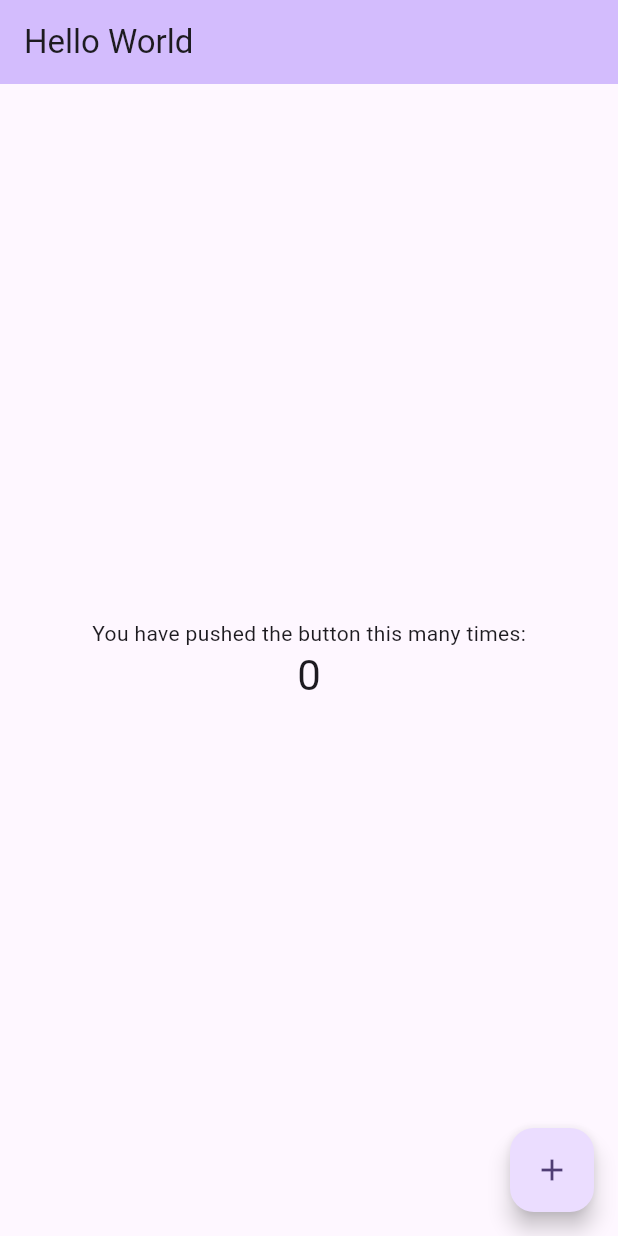
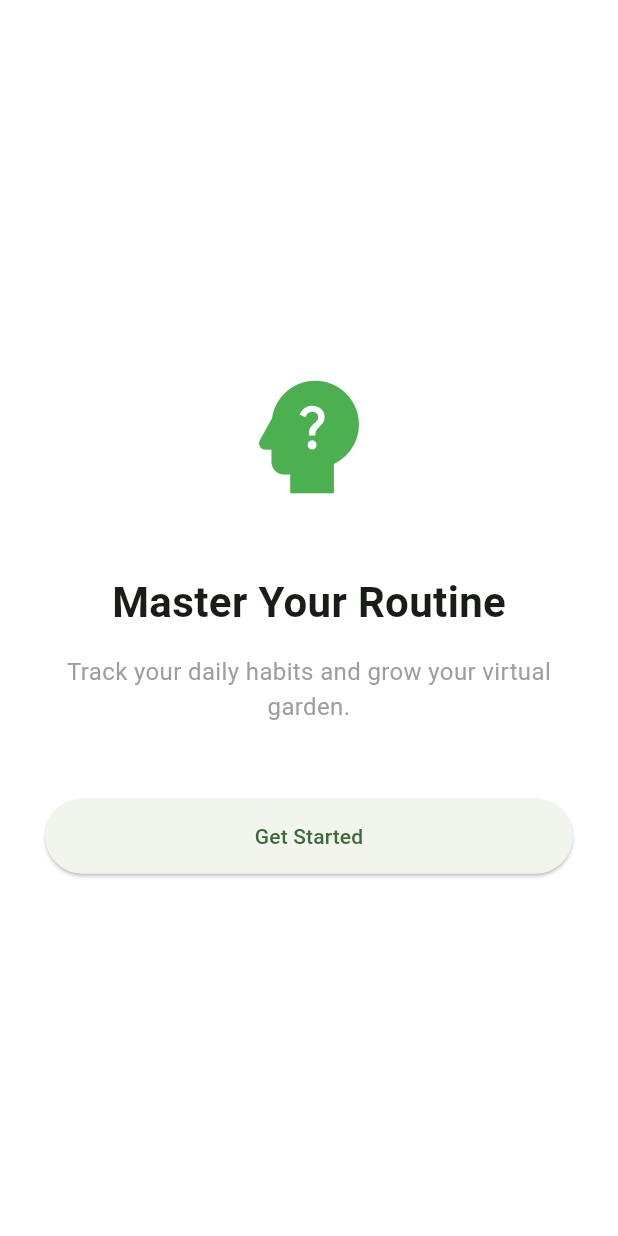
Before and after one commit to kimkev/dailydew, a Flutter app: the screen it shows after launch, on a phone screen of 412 x 824 dp. Run offline on Flutter 3.47's test engine with Material 3 defaults, Android fonts, the phone set to English and light mode, and no system bars.

Commit message:
add screens

```diff
--- a/lib/main.dart
+++ b/lib/main.dart
@@ -1,4 +1,8 @@
 import 'package:flutter/material.dart';
+// Import the screens
+import 'screens/onboarding.dart';
+import 'screens/home.dart';
+import 'screens/settings.dart';
 
 void main() {
   runApp(const MyApp());
@@ -7,116 +11,48 @@ void main() {
 class MyApp extends StatelessWidget {
   const MyApp({super.key});
 
-  // This widget is the root of your application.
   @override
   Widget build(BuildContext context) {
     return MaterialApp(
-      title: 'Playstore app',
+      debugShowCheckedModeBanner: false,
+      title: 'Plant Tracker',
+
+      // --- GLOBAL THEME SETTINGS ---
       theme: ThemeData(
-        // This is the theme of your application.
-        //
-        // TRY THIS: Try running your application with "flutter run". You'll see
-        // the application has a purple toolbar. Then, without quitting the app,
-        // try changing the seedColor in the colorScheme below to Colors.green
-        // and then invoke "hot reload" (save your changes or press the "hot
-        // reload" button in a Flutter-supported IDE, or press "r" if you used
-        // the command line to start the app).
-        //
-        // Notice that the counter didn't reset back to zero; the application
-        // state is not lost during the reload. To reset the state, use hot
-        // restart instead.
-        //
-        // This works for code too, not just values: Most code changes can be
-        // tested with just a hot reload.
-        colorScheme: .fromSeed(seedColor: Colors.deepPurple),
+        useMaterial3: true,
+        // 1. ColorScheme ends here with a closing parenthesis
+        colorScheme: ColorScheme.fromSeed(
+          seedColor: Colors.green,
+          surface: const Color(0xFFF8F9FA),
+        ),
+
+        cardTheme: CardThemeData(
+          color: Colors.white,
+          elevation: 0,
+          shape: RoundedRectangleBorder(
+            borderRadius: BorderRadius.circular(15),
+            side: BorderSide(color: Colors.grey.shade200),
+          ),
+        ),
+
+        appBarTheme: const AppBarTheme(
+          backgroundColor: Color(0xFFF8F9FA),
+          elevation: 0,
+          centerTitle: false,
+          titleTextStyle: TextStyle(
+            color: Colors.black,
+            fontSize: 22,
+            fontWeight: FontWeight.bold,
+          ),
+        ),
       ),
-      home: const MyHomePage(title: 'Hello World'),
+
+      initialRoute: '/',
+      routes: {
+        '/': (context) => const OnboardingScreen(),
+        '/home': (context) => const HomeScreen(),
+        '/settings': (context) => const SettingsScreen(), // Add this line
+      },
     );
   }
 }
-
-class MyHomePage extends StatefulWidget {
-  const MyHomePage({super.key, required this.title});
-
-  // This widget is the home page of your application. It is stateful, meaning
-  // that it has a State object (defined below) that contains fields that affect
-  // how it looks.
-
-  // This class is the configuration for the state. It holds the values (in this
-  // case the title) provided by the parent (in this case the App widget) and
-  // used by the build method of the State. Fields in a Widget subclass are
-  // always marked "final".
-
-  final String title;
-
-  @override
-  State<MyHomePage> createState() => _MyHomePageState();
-}
-
-class _MyHomePageState extends State<MyHomePage> {
-  int _counter = 0;
-
-  void _incrementCounter() {
-    setState(() {
-      // This call to setState tells the Flutter framework that something has
-      // changed in this State, which causes it to rerun the build method below
-      // so that the display can reflect the updated values. If we changed
-      // _counter without calling setState(), then the build method would not be
-      // called again, and so nothing would appear to happen.
-      _counter++;
-    });
-  }
-
-  @override
-  Widget build(BuildContext context) {
-    // This method is rerun every time setState is called, for instance as done
-    // by the _incrementCounter method above.
-    //
-    // The Flutter framework has been optimized to make rerunning build methods
-    // fast, so that you can just rebuild anything that needs updating rather
-    // than having to individually change instances of widgets.
-    return Scaffold(
-      appBar: AppBar(
-        // TRY THIS: Try changing the color here to a specific color (to
-        // Colors.amber, perhaps?) and trigger a hot reload to see the AppBar
-        // change color while the other colors stay the same.
-        backgroundColor: Theme.of(context).colorScheme.inversePrimary,
-        // Here we take the value from the MyHomePage object that was created by
-        // the App.build method, and use it to set our appbar title.
-        title: Text(widget.title),
-      ),
-      body: Center(
-        // Center is a layout widget. It takes a single child and positions it
-        // in the middle of the parent.
-        child: Column(
-          // Column is also a layout widget. It takes a list of children and
-          // arranges them vertically. By default, it sizes itself to fit its
-          // children horizontally, and tries to be as tall as its parent.
-          //
-          // Column has various properties to control how it sizes itself and
-          // how it positions its children. Here we use mainAxisAlignment to
-          // center the children vertically; the main axis here is the vertical
-          // axis because Columns are vertical (the cross axis would be
-          // horizontal).
-          //
-          // TRY THIS: Invoke "debug painting" (choose the "Toggle Debug Paint"
-          // action in the IDE, or press "p" in the console), to see the
-          // wireframe for each widget.
-          mainAxisAlignment: .center,
-          children: [
-            const Text('You have pushed the button this many times:'),
-            Text(
-              '$_counter',
-              style: Theme.of(context).textTheme.headlineMedium,
-            ),
-          ],
-        ),
-      ),
-      floatingActionButton: FloatingActionButton(
-        onPressed: _incrementCounter,
-        tooltip: 'Increment',
-        child: const Icon(Icons.add),
-      ),
-    );
-  }
-}
--- /dev/null
+++ b/lib/screens/onboarding.dart
@@ -0,0 +1,44 @@
+import 'package:flutter/material.dart';
+
+class OnboardingScreen extends StatelessWidget {
+  const OnboardingScreen({super.key});
+
+  @override
+  Widget build(BuildContext context) {
+    return Scaffold(
+      backgroundColor: Colors.white,
+      body: Center(
+        child: Padding(
+          padding: const EdgeInsets.all(30.0),
+          child: Column(
+            mainAxisAlignment: MainAxisAlignment.center,
+            children: [
+              const Icon(Icons.psychology_alt, size: 100, color: Colors.green),
+              const SizedBox(height: 40),
+              const Text(
+                'Master Your Routine',
+                style: TextStyle(fontSize: 28, fontWeight: FontWeight.bold),
+              ),
+              const SizedBox(height: 15),
+              const Text(
+                'Track your daily habits and grow your virtual garden.',
+                textAlign: TextAlign.center,
+                style: TextStyle(fontSize: 16, color: Colors.grey),
+              ),
+              const SizedBox(height: 50),
+              ElevatedButton(
+                style: ElevatedButton.styleFrom(
+                  minimumSize: const Size(double.infinity, 50),
+                ),
+                onPressed: () {
+                  Navigator.pushReplacementNamed(context, '/home');
+                },
+                child: const Text('Get Started'),
+              ),
+            ],
+          ),
+        ),
+      ),
+    );
+  }
+}
```
Also changed, not shown: lib/models/task.dart (added, +11 -0 lines), lib/screens/home.dart (added, +154 -0 lines), lib/screens/settings.dart (added, +38 -0 lines), pubspec.yaml (+8 -69 lines), assets/icon/icon.png (added), assets/icon/icon.svg (added), pubspec.lock, 11 other files.
